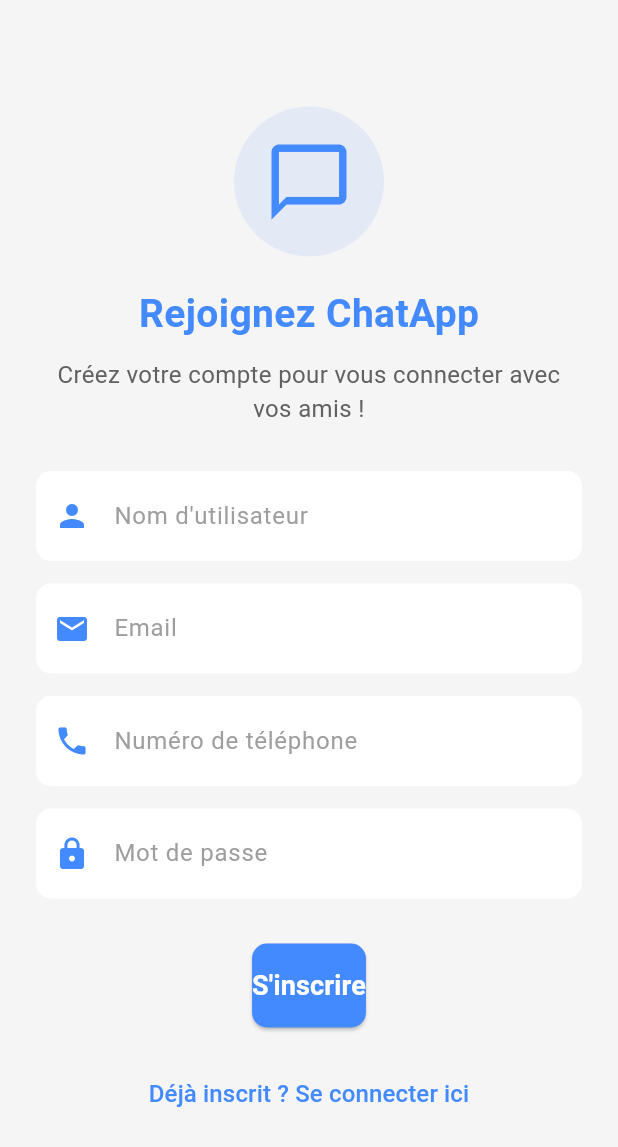
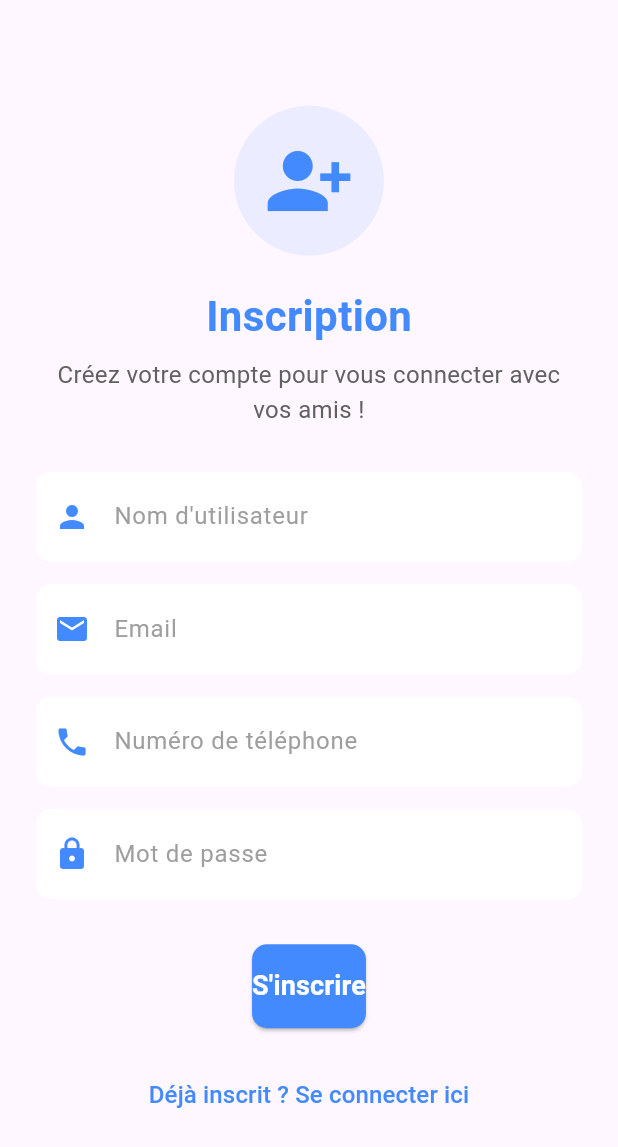
Before and after one commit to sbr98ayoub/social_app, a Flutter app: the SignupScreen screen opened directly, on a phone screen of 412 x 824 dp. Shown: the top 1147 px of the screen. Run offline on Flutter 3.47's test engine with Material 3 defaults, Android fonts, the phone set to English and light mode, and no system bars; our stand-ins replace cloud_firestore, firebase_auth, firebase_core, fluttertoast; accounts and stored records are empty.

Commit message:
Register fixed

```diff
--- a/lib/views/auth/signup_screen.dart
+++ b/lib/views/auth/signup_screen.dart
@@ -17,7 +17,8 @@ class _SignupScreenState extends State<SignupScreen> {
   final _auth = FirebaseAuth.instance;
   final _firestore = FirebaseFirestore.instance;
 
-  // Enhanced Signup Function
+  bool _isLoading = false; // Loading state
+
   Future<void> _signup() async {
     if (_usernameController.text.isEmpty ||
         _emailController.text.isEmpty ||
@@ -33,23 +34,36 @@ class _SignupScreenState extends State<SignupScreen> {
       return;
     }
 
+    setState(() {
+      _isLoading = true; // Start loading indicator
+    });
+
     try {
-      // Attempt to create the user
-      UserCredential userCredential =
-          await _auth.createUserWithEmailAndPassword(
+      // Log form values before Firebase call
+      print("Username: ${_usernameController.text}");
+      print("Email: ${_emailController.text}");
+      print("Phone: ${_phoneController.text}");
+      print("Password: ${_passwordController.text}");
+
+      // Firebase Authentication to create a user
+      UserCredential userCredential = await _auth.createUserWithEmailAndPassword(
         email: _emailController.text.trim(),
         password: _passwordController.text.trim(),
       );
 
-      // Add user details to Firestore
-      await _firestore.collection('users').doc(userCredential.user!.uid).set({
+      final User? user = userCredential.user;
+      if (user != null) {
+        // Log user information
+        print("User created: ${user.uid}");
+
+        // Add user data to Firestore
+        await _firestore.collection('users').doc(user.uid).set({
           'username': _usernameController.text.trim(),
           'email': _emailController.text.trim(),
           'phone': _phoneController.text.trim(),
-        'uid': userCredential.user!.uid,
+          'uid': user.uid,
         });
 
-      // Show success message and navigate to LoginScreen
         Fluttertoast.showToast(
           msg: "Inscription réussie ! Vous pouvez vous connecter maintenant.",
           toastLength: Toast.LENGTH_LONG,
@@ -57,14 +71,19 @@ class _SignupScreenState extends State<SignupScreen> {
           backgroundColor: Colors.green,
           textColor: Colors.white,
         );
+
+        // Navigate to login screen
+        if (mounted) {
           Navigator.pushReplacement(
             context,
-        MaterialPageRoute(
-            builder: (context) =>
-                LoginScreen()), //to fix : redirection is not preoccessing
+            MaterialPageRoute(builder: (context) => LoginScreen()),
           );
+        }
+      }
     } catch (e) {
-      // Show error message if any exception occurs
+      // Log the error
+      print("Error during signup: ${e.toString()}");
+
       Fluttertoast.showToast(
         msg: "Erreur lors de l'inscription : ${e.toString()}",
         toastLength: Toast.LENGTH_LONG,
@@ -72,14 +91,28 @@ class _SignupScreenState extends State<SignupScreen> {
         backgroundColor: Colors.red,
         textColor: Colors.white,
       );
+    } finally {
+      setState(() {
+        _isLoading = false; // Stop loading indicator
+      });
     }
   }
 
   @override
   Widget build(BuildContext context) {
     return Scaffold(
-      backgroundColor: Colors.grey[100],
-      body: Center(
+      body: Stack(
+        children: [
+          _buildSignupForm(),
+          if (_isLoading) _buildLoadingOverlay(), // Full-screen loading overlay
+        ],
+      ),
+    );
+  }
+
+  // Signup form UI
+  Widget _buildSignupForm() {
+    return Center(
       child: SingleChildScrollView(
         padding: const EdgeInsets.all(24.0),
         child: Column(
@@ -89,50 +122,43 @@ class _SignupScreenState extends State<SignupScreen> {
               radius: 50,
               backgroundColor: Colors.blueAccent.withOpacity(0.1),
               child: Icon(
-                  Icons.chat_bubble_outline,
+                Icons.person_add_alt_1,
                 size: 60,
                 color: Colors.blueAccent,
               ),
             ),
             SizedBox(height: 20),
             Text(
-                'Rejoignez ChatApp',
+              'Inscription',
               style: TextStyle(
-                  fontSize: 26,
+                fontSize: 28,
                 fontWeight: FontWeight.bold,
                 color: Colors.blueAccent,
               ),
             ),
-              SizedBox(height: 10),
+            SizedBox(height: 8),
             Text(
               'Créez votre compte pour vous connecter avec vos amis !',
               textAlign: TextAlign.center,
               style: TextStyle(color: Colors.grey[700], fontSize: 16),
             ),
             SizedBox(height: 30),
-              _buildTextField(
-                  _usernameController, 'Nom d\'utilisateur', Icons.person),
+            _buildTextField(_usernameController, 'Nom d\'utilisateur', Icons.person),
             SizedBox(height: 15),
             _buildTextField(_emailController, 'Email', Icons.email),
             SizedBox(height: 15),
-              _buildTextField(
-                  _phoneController, 'Numéro de téléphone', Icons.phone),
+            _buildTextField(_phoneController, 'Numéro de téléphone', Icons.phone),
             SizedBox(height: 15),
-              _buildTextField(_passwordController, 'Mot de passe', Icons.lock,
-                  isPassword: true),
+            _buildTextField(_passwordController, 'Mot de passe', Icons.lock, isPassword: true),
             SizedBox(height: 30),
             ElevatedButton(
-                onPressed: _signup,
-                style: ButtonStyle(
-                  padding: MaterialStateProperty.all(
-                    EdgeInsets.symmetric(vertical: 15),
-                  ),
-                  backgroundColor: MaterialStateProperty.all(Colors.blueAccent),
-                  foregroundColor: MaterialStateProperty.all(Colors.white),
-                  shape: MaterialStateProperty.all(
-                    RoundedRectangleBorder(
+              onPressed: _isLoading ? null : _signup, // Disable button when loading
+              style: ElevatedButton.styleFrom(
+                padding: EdgeInsets.symmetric(vertical: 15),
+                backgroundColor: Colors.blueAccent, // Updated parameter name
+                foregroundColor: Colors.white, // Text color
+                shape: RoundedRectangleBorder(
                   borderRadius: BorderRadius.circular(10),
-                    ),
                 ),
               ),
               child: Text(
@@ -143,7 +169,6 @@ class _SignupScreenState extends State<SignupScreen> {
             SizedBox(height: 20),
             TextButton(
               onPressed: () {
-                  print("user added successfully");
                 Navigator.pushReplacement(
                   context,
                   MaterialPageRoute(builder: (context) => LoginScreen()),
@@ -157,14 +182,23 @@ class _SignupScreenState extends State<SignupScreen> {
           ],
         ),
       ),
+    );
+  }
+
+  // Loading overlay UI
+  Widget _buildLoadingOverlay() {
+    return Container(
+      color: Colors.black54,
+      child: Center(
+        child: CircularProgressIndicator(
+          valueColor: AlwaysStoppedAnimation<Color>(Colors.blueAccent),
+        ),
       ),
     );
   }
 
-  // Helper function to create text fields
-  Widget _buildTextField(
-      TextEditingController controller, String hint, IconData icon,
-      {bool isPassword = false}) {
+  // TextField helper widget
+  Widget _buildTextField(TextEditingController controller, String hint, IconData icon, {bool isPassword = false}) {
     return TextField(
       controller: controller,
       obscureText: isPassword,
```
Lines whose indentation alone changed are shown as unchanged.
